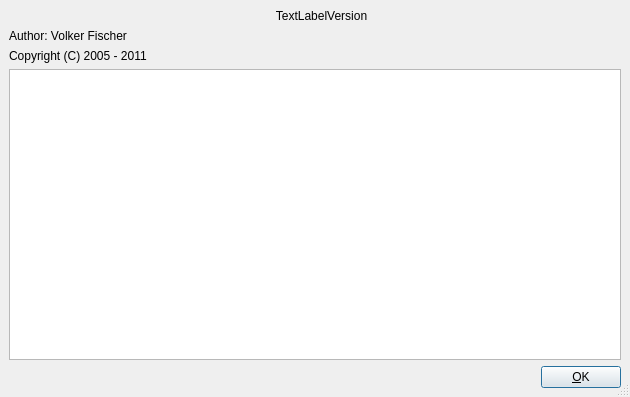
Above: src/aboutdlgbase.ui from jamulussoftware/jamulus before the change. Below: the same form after it.
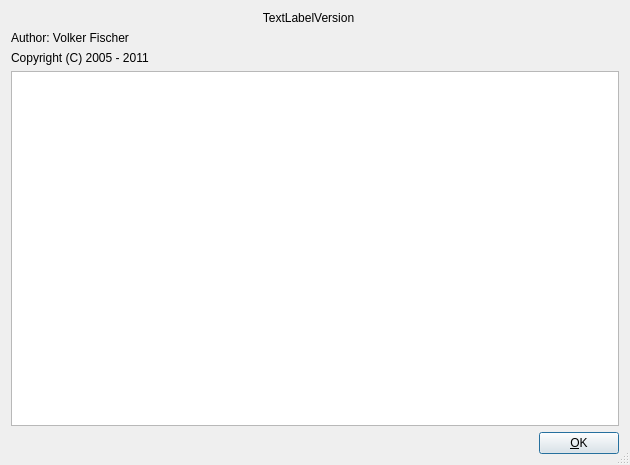
That is the form after the change. Icons and pictures are not drawn.

Commit message: some cleanup, added logopicture to about dialog

What changed in the file:
```diff
--- a/src/aboutdlgbase.ui
+++ b/src/aboutdlgbase.ui
@@ -6,7 +6,7 @@
     <x>0</x>
     <y>0</y>
     <width>630</width>
-    <height>397</height>
+    <height>465</height>
    </rect>
   </property>
   <property name="sizePolicy" >
@@ -25,21 +25,10 @@
    <bool>true</bool>
   </property>
   <layout class="QVBoxLayout" >
-   <property name="spacing" >
-    <number>6</number>
-   </property>
-   <property name="leftMargin" >
-    <number>9</number>
-   </property>
-   <property name="topMargin" >
-    <number>9</number>
-   </property>
-   <property name="rightMargin" >
-    <number>9</number>
-   </property>
-   <property name="bottomMargin" >
-    <number>9</number>
-   </property>
+   <item>
+    <layout class="QHBoxLayout" >
+     <item>
+      <layout class="QVBoxLayout" >
    <item>
     <layout class="QHBoxLayout" >
      <property name="spacing" >
@@ -168,6 +157,40 @@
         </size>
        </property>
       </spacer>
+         </item>
+        </layout>
+       </item>
+      </layout>
+     </item>
+     <item>
+      <layout class="QVBoxLayout" >
+       <item>
+        <widget class="QLabel" name="label" >
+         <property name="text" >
+          <string/>
+         </property>
+         <property name="pixmap" >
+          <pixmap resource="resources.qrc" >:/png/main/res/logopicture.png</pixmap>
+         </property>
+        </widget>
+       </item>
+       <item>
+        <spacer>
+         <property name="orientation" >
+          <enum>Qt::Vertical</enum>
+         </property>
+         <property name="sizeType" >
+          <enum>QSizePolicy::Minimum</enum>
+         </property>
+         <property name="sizeHint" >
+          <size>
+           <width>20</width>
+           <height>1</height>
+          </size>
+         </property>
+        </spacer>
+       </item>
+      </layout>
      </item>
     </layout>
    </item>
```
Lines whose indentation alone changed are shown as unchanged. The commit also changes 2 other files.
